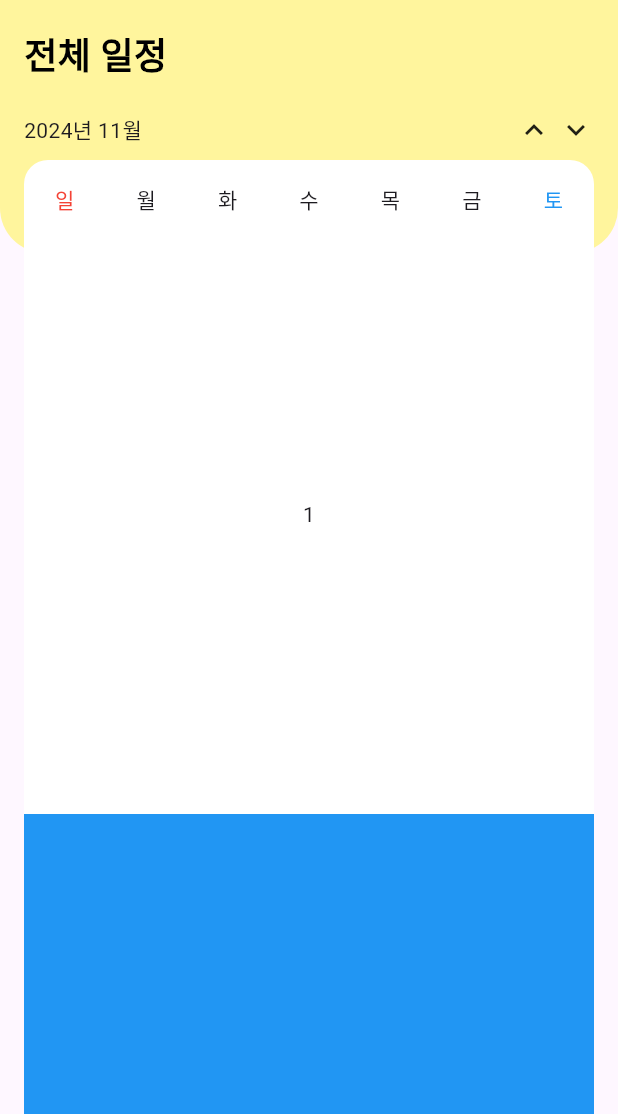
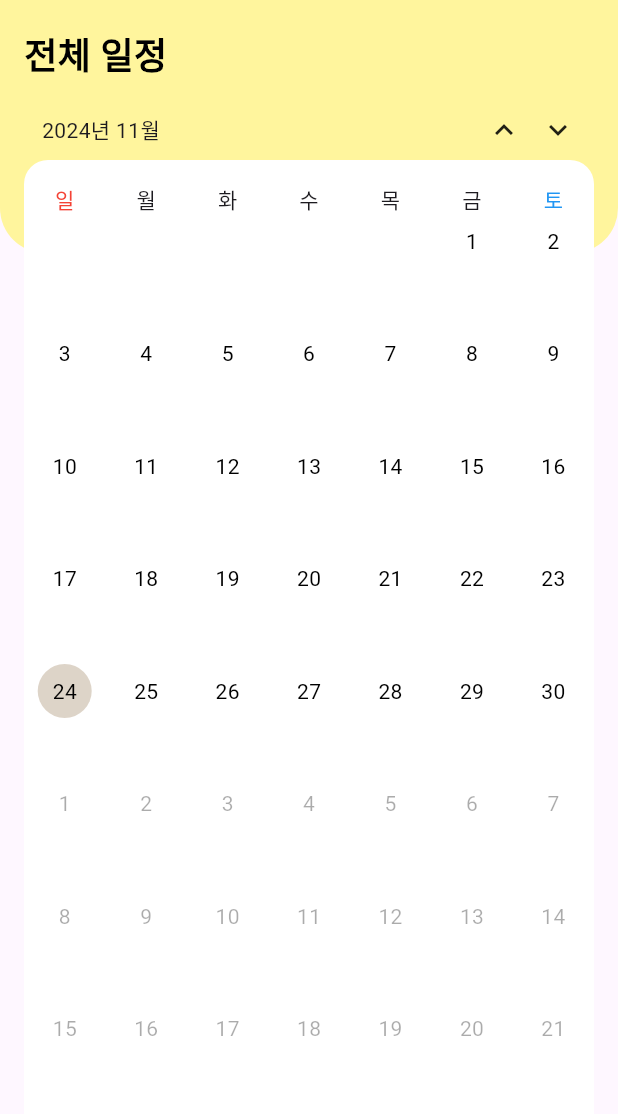
Before and after one commit to STUDULER/studuler_frontend, a Flutter app: the TeacherSchedulePerClassPage screen opened directly, on a phone screen of 412 x 824 dp, the part 122-1236 px from its top. Run offline on Flutter 3.47's test engine with Material 3 defaults, Android fonts, the phone set to English and light mode, and no system bars; our stand-ins replace card_swiper, dio, flutter_rating_bar, flutter_secure_storage, gap, google_sign_in and 2 more; missing offline and left inert: board_datetime_picker, kakao_flutter_sdk; accounts and stored records are empty.

Commit message:
선생 달력 수업별 스크롤

```diff
--- /dev/null
+++ b/lib/common/section/calendar_month_section.dart
@@ -0,0 +1,32 @@
+import 'package:flutter/material.dart';
+import 'package:jiffy/jiffy.dart';
+
+import '../util/weeks_of_month_calendar.dart';
+import 'calendar_week_section.dart';
+
+class CalendarMonthSection extends StatelessWidget {
+  const CalendarMonthSection({
+    super.key,
+    required this.date,
+  });
+
+  final Jiffy date;
+
+  @override
+  Widget build(BuildContext context) {
+    List<CalendarWeekSection> weekSections = [];
+    for (var i = 0; i < weeksOfMonthOnCalendar(date); i++) {
+      weekSections.add(
+        CalendarWeekSection(
+          month: date.month,
+          startDayOfWeek:
+              date.startOf(Unit.month).startOf(Unit.week).add(weeks: i),
+        ),
+      );
+    }
+
+    return Column(
+      children: weekSections,
+    );
+  }
+}
--- /dev/null
+++ b/lib/common/section/calendar_week_section.dart
@@ -0,0 +1,36 @@
+import 'package:flutter/material.dart';
+import 'package:jiffy/jiffy.dart';
+
+import '../widget/day_cell.dart';
+
+class CalendarWeekSection extends StatelessWidget {
+  const CalendarWeekSection({
+    super.key,
+    required this.month,
+    required this.startDayOfWeek,
+    this.opacity = 1.0,
+  });
+
+  final int month;
+  final Jiffy startDayOfWeek;
+  final double opacity;
+
+  @override
+  Widget build(BuildContext context) {
+    return Expanded(
+      child: Row(
+        children: List.generate(
+          7,
+          (index) {
+            final date = startDayOfWeek.add(days: index);
+            return DayCell(
+              date: date,
+              activated: date.month == month,
+              opacity: opacity,
+            );
+          },
+        ),
+      ),
+    );
+  }
+}
--- /dev/null
+++ b/lib/common/util/weeks_of_month_calendar.dart
@@ -0,0 +1,13 @@
+import 'package:jiffy/jiffy.dart';
+
+int weeksOfMonthOnCalendar(Jiffy date) {
+  return date
+          .endOf(Unit.month)
+          .endOf(Unit.week)
+          .diff(
+            date.startOf(Unit.month).startOf(Unit.week),
+            unit: Unit.week,
+          )
+          .toInt() +
+      1;
+}
--- /dev/null
+++ b/lib/common/widget/day_cell.dart
@@ -0,0 +1,61 @@
+import 'package:flutter/material.dart';
+import 'package:jiffy/jiffy.dart';
+
+class DayCell extends StatelessWidget {
+  const DayCell({
+    super.key,
+    required this.date,
+    required this.activated,
+    this.opacity = 1.0,
+  });
+
+  final bool activated;
+  final Jiffy date;
+  final double opacity;
+
+  // final List<Colors>
+
+  @override
+  Widget build(BuildContext context) {
+    return Expanded(
+      child: GestureDetector(
+        onTap: () {
+          if (activated && opacity == 1.0) {
+            print("tap!!!");
+          }
+        },
+        onLongPress: () {
+          if (activated && opacity == 1.0) {
+            print("Long preess!!");
+          }
+        },
+        child: activated
+            ? Column(
+                children: [
+                  Container(
+                    width: MediaQuery.sizeOf(context).width / 7,
+                    decoration: BoxDecoration(
+                        color: date.isSame(Jiffy.now(), unit: Unit.day)
+                            ? const Color(0xffc7b7a3).withOpacity(0.6)
+                            : Colors.white,
+                        shape: BoxShape.circle),
+                    child: Center(
+                      child: Padding(
+                        padding: const EdgeInsets.all(8.0),
+                        child: Text(
+                          "${date.date}",
+                          style: TextStyle(
+                            color: Colors.black87.withOpacity(opacity),
+                          ),
+                        ),
+                      ),
+                    ),
+                  ),
+                  // const Placeholder(),
+                ],
+              )
+            : const SizedBox.shrink(),
+      ),
+    );
+  }
+}
--- a/lib/teacher/page/teacher_schedule_per_class_page.dart
+++ b/lib/teacher/page/teacher_schedule_per_class_page.dart
@@ -1,11 +1,33 @@
 import 'package:flutter/material.dart';
 import 'package:gap/gap.dart';
-import 'package:studuler/common/section/calendar_date_section.dart';
+import 'package:jiffy/jiffy.dart';
+
+import '../../common/section/calendar_date_section.dart';
 import '../../common/widget/background.dart';
 import '../../main.dart';
+import '../section/calendar_month_with_some_weeks_of_next_month.dart';
 
-class TeacherSchedulePerClassPage extends StatelessWidget {
+class TeacherSchedulePerClassPage extends StatefulWidget {
   const TeacherSchedulePerClassPage({Key? key}) : super(key: key);
+
+  @override
+  State<TeacherSchedulePerClassPage> createState() =>
+      _TeacherSchedulePerClassPageState();
+}
+
+class _TeacherSchedulePerClassPageState
+    extends State<TeacherSchedulePerClassPage> {
+  final PageController pageController = PageController(
+    initialPage: 2400,
+  );
+  Jiffy date = Jiffy.now();
+  final currPageIndex = ValueNotifier<int>(2400);
+
+  @override
+  void dispose() {
+    pageController.dispose();
+    super.dispose();
+  }
 
   @override
   Widget build(BuildContext context) {
@@ -54,8 +76,8 @@ class TeacherSchedulePerClassPage extends StatelessWidget {
               ),
             ],
           ), // 배경 추가
-          const Padding(
-            padding: EdgeInsets.only(
+          Padding(
+            padding: const EdgeInsets.only(
               left: 16.0,
               right: 16.0,
               top: 100,
@@ -63,16 +85,98 @@ class TeacherSchedulePerClassPage extends StatelessWidget {
             child: Column(
               crossAxisAlignment: CrossAxisAlignment.start,
               children: [
-                Text(
+                const Text(
                   '전체 일정',
-                  style: TextStyle(
+                  style: const TextStyle(
                     fontSize: 24,
                     fontWeight: FontWeight.bold,
                     color: Colors.black,
                   ),
                 ),
-                SizedBox(height: 20),
-                Dummy(),
+                const Gap(20),
+                Expanded(
+                  child: Column(
+                    children: [
+                      Padding(
+                        padding: const EdgeInsets.symmetric(horizontal: 12),
+                        child: Row(
+                          children: [
+                            ValueListenableBuilder<int>(
+                              valueListenable: currPageIndex,
+                              builder: (BuildContext context, int value,
+                                  Widget? child) {
+                                final displayDate = date.add(
+                                  months: currPageIndex.value - 2400,
+                                );
+                                return Text(
+                                  "${displayDate.year}년 ${displayDate.month}월",
+                                );
+                              },
+                              // child: Text(displayDate.MMMMEEEEd)
+                            ),
+                            const Spacer(),
+                            GestureDetector(
+                              onTap: () {
+                                pageController.animateToPage(
+                                  currPageIndex.value - 1,
+                                  duration: Durations.long1,
+                                  curve: Curves.easeIn,
+                                );
+                              },
+                              child: const Icon(
+                                Icons.keyboard_arrow_up_outlined,
+                              ),
+                            ),
+                            const Gap(12),
+                            GestureDetector(
+                              onTap: () {
+                                pageController.animateToPage(
+                                  currPageIndex.value + 1,
+                                  duration: Durations.long1,
+                                  curve: Curves.easeIn,
+                                );
+                              },
+                              child: const Icon(
+                                Icons.keyboard_arrow_down_outlined,
+                              ),
+                            ),
+                          ],
+                        ),
+                      ),
+                      const Gap(8),
+                      Expanded(
+                        child: Container(
+                          decoration: const BoxDecoration(
+                            borderRadius: BorderRadius.vertical(
+                              top: Radius.circular(16),
+                            ),
+                            color: Colors.white,
+                          ),
+                          child: Column(
+                            children: [
+                              const Gap(16),
+                              const CalendarDateSection(),
+                              Expanded(
+                                child: PageView.builder(
+                                  scrollDirection: Axis.vertical,
+                                  controller: pageController,
+                                  itemBuilder: (context, index) {
+                                    return CalendarMonthWithSomeWeeksOfNextMonth(
+                                      date: date.add(months: index - 2400),
+                                    );
+                                  },
+                                  onPageChanged: (value) {
+                                    currPageIndex.value = value;
+                                  },
+                                ),
+                              ),
+                            ],
+                          ),
+                        ),
+                      ),
+                    ],
+                  ),
+                ),
               ],
             ),
           ),
@@ -81,81 +185,3 @@ class TeacherSchedulePerClassPage extends StatelessWidget {
     );
   }
 }
-
-class Dummy extends StatelessWidget {
-  const Dummy({super.key});
-
-  @override
-  Widget build(BuildContext context) {
-    return Expanded(
-      child: Column(
-        children: [
-          const Row(
-            children: [
-              Text("2024년 11월"),
-              Spacer(),
-              Icon(Icons.keyboard_arrow_up_outlined),
-              Gap(4),
-              Icon(Icons.keyboard_arrow_down_outlined),
-            ],
-          ),
-          const Gap(8),
-          Expanded(
-            child: Container(
-              decoration: const BoxDecoration(
-                borderRadius: BorderRadius.vertical(top: Radius.circular(16)),
-                color: Colors.white,
-              ),
-              child: Column(
-                children: [
-                  const Gap(16),
-                  const CalendarDateSection(),
-                  Expanded(
-                    child: PageView(
-                      scrollDirection: Axis.vertical,
-                      children: [
-                        Column(
-                          children: [
-                            Expanded(
-                              flex: 2,
-                              child: Container(
-                                // color: Colors.red,
-                                child: const Center(
-                                  child: Text("1"),
-                                ),
-                              ),
-                            ),
-                            Expanded(
-                              child: Container(
-                                color: Colors.blue,
-                              ),
-                            ),
-                          ],
-                        ),
-                        Column(
-                          children: [
-                            Expanded(
-                              flex: 2,
-                              child: Container(
-                                color: Colors.red,
-                              ),
-                            ),
-                            Expanded(
-                              child: Container(
-                                color: Colors.blue,
-                              ),
-                            ),
-                          ],
-                        ),
-                      ],
-                    ),
-                  ),
-                ],
-              ),
-            ),
-          ),
-        ],
-      ),
-    );
-  }
-}
--- /dev/null
+++ b/lib/teacher/section/calendar_month_with_some_weeks_of_next_month.dart
@@ -0,0 +1,50 @@
+import 'package:flutter/material.dart';
+import 'package:jiffy/jiffy.dart';
+
+import '../../common/section/calendar_month_section.dart';
+import '../../common/section/calendar_week_section.dart';
+import '../../common/util/weeks_of_month_calendar.dart';
+
+class CalendarMonthWithSomeWeeksOfNextMonth extends StatelessWidget {
+  const CalendarMonthWithSomeWeeksOfNextMonth({
+    super.key,
+    required this.date,
+  });
+
+  final Jiffy date;
+
+  @override
+  Widget build(BuildContext context) {
+    return Column(
+      children: [
+        Expanded(
+          flex: weeksOfMonthOnCalendar(date),
+          child: CalendarMonthSection(date: date),
+        ),
+        someWeeksOfNextMonth(),
+      ],
+    );
+  }
+
+  Widget someWeeksOfNextMonth() {
+    const numOfWeeksToDisplay = 8;
+    final numOfSomeWeeks = numOfWeeksToDisplay - weeksOfMonthOnCalendar(date);
+    final Jiffy nextDate = date.add(months: 1);
+    return Expanded(
+      flex: numOfSomeWeeks,
+      child: Column(
+        children: List.generate(
+          numOfSomeWeeks,
+          (index) => CalendarWeekSection(
+            month: nextDate.month,
+            startDayOfWeek: nextDate
+                .startOf(Unit.month)
+                .startOf(Unit.week)
+                .add(weeks: index),
+            opacity: 0.33,
+          ),
+        ),
+      ),
+    );
+  }
+}
```
